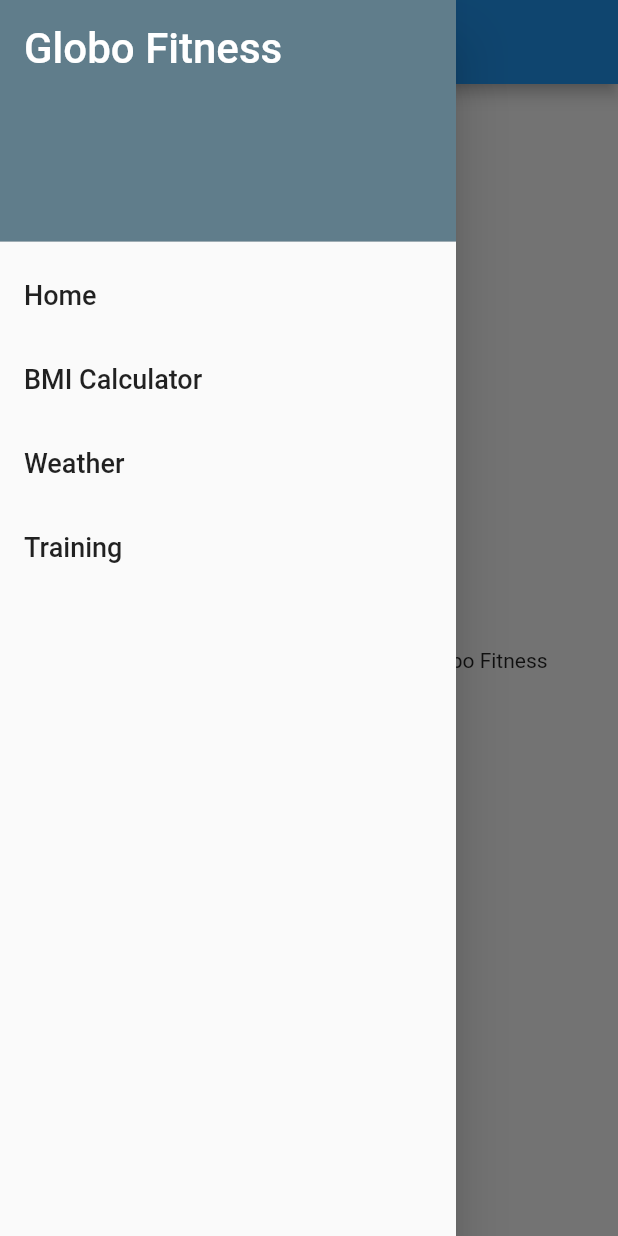
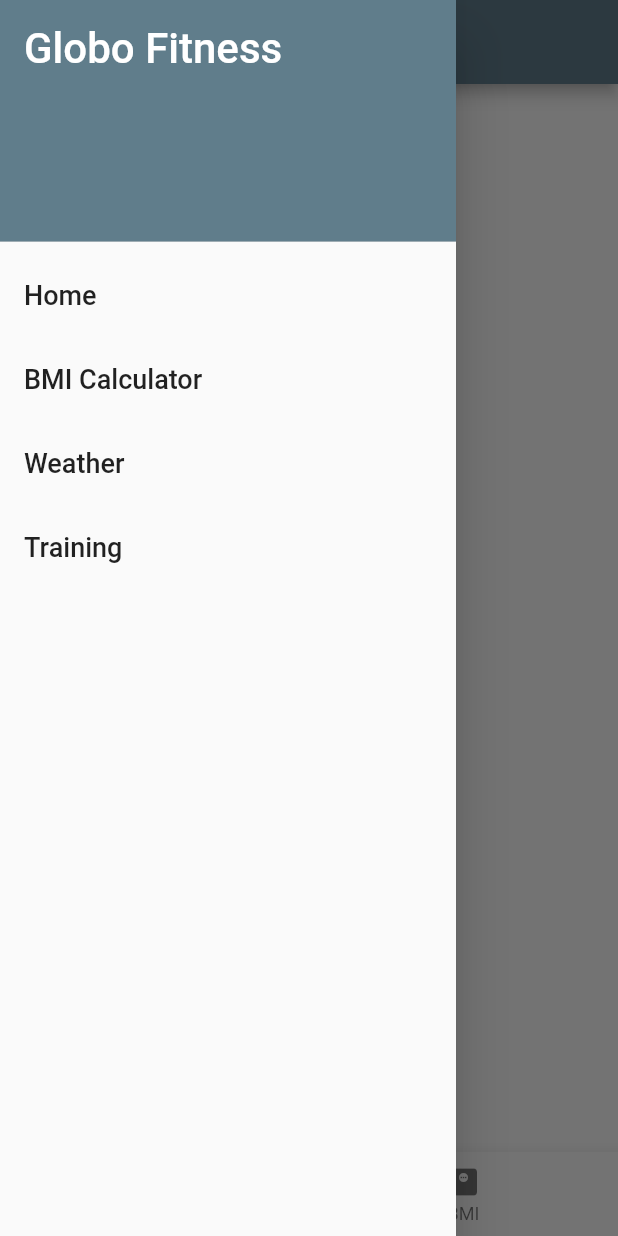
Before and after one commit to mrmodise/bmi_calculat, a Flutter app: the screen it shows after launch, with the side drawer open, on a phone screen of 412 x 824 dp. Run offline on Flutter 3.47's test engine with Material 2 defaults, Android fonts, the phone set to English and light mode, and no system bars.

Commit message:
feat: include bottom navigation functionality

```diff
--- /dev/null
+++ b/lib/bottom_navigation.dart
@@ -0,0 +1,30 @@
+import 'package:flutter/material.dart';
+
+class BottomNavigation extends StatelessWidget {
+  const BottomNavigation({Key? key}) : super(key: key);
+
+  @override
+  Widget build(BuildContext context) {
+    return BottomNavigationBar(
+        onTap: (int index) {
+          switch (index) {
+            case 0:
+              Navigator.pushNamed(context, '/');
+              break;
+            case 1:
+              Navigator.pushNamed(context, '/bmi');
+              break;
+          }
+        },
+        items: const [
+      BottomNavigationBarItem(
+          icon: Icon(Icons.home),
+          label: 'Home'
+      ),
+      BottomNavigationBarItem(
+          icon: Icon(Icons.monitor_weight),
+          label: 'BMI'
+      ),
+    ]);
+  }
+}
--- a/lib/intro_screen.dart
+++ b/lib/intro_screen.dart
@@ -1,3 +1,4 @@
+import 'package:bmi_calculator/bottom_navigation.dart';
 import 'package:flutter/material.dart';
 import 'package:bmi_calculator/menu_drawer.dart';
 
@@ -9,6 +10,7 @@ class IntroScreen extends StatelessWidget {
     return Scaffold(
       appBar: AppBar(title: const Text('Globo Fitness')),
       drawer: const MenuDrawer(),
+      bottomNavigationBar: const BottomNavigation(),
     );
   }
 }
--- a/lib/main.dart
+++ b/lib/main.dart
@@ -1,24 +1,24 @@
-import 'package:bmi_calculator/menu_drawer.dart';
+import 'package:bmi_calculator/bmi_screen.dart';
+import 'package:bmi_calculator/intro_screen.dart';
 import 'package:flutter/material.dart';
 
 void main() {
-  runApp(const MyApp());
+  runApp(const GlobeApp());
 }
 
-class MyApp extends StatelessWidget {
-  const MyApp({Key? key}) : super(key: key);
+class GlobeApp extends StatelessWidget {
+  const GlobeApp({Key? key}) : super(key: key);
 
   // This widget is the root of your application.
   @override
   Widget build(BuildContext context) {
     return MaterialApp(
-      home: Scaffold(
-        appBar: AppBar(title: const Text('Globo Fitness')),
-        drawer: const MenuDrawer(),
-        body: const Center(
-          child: Text('Commit to be fit, dare ti be great with Globo Fitness'),
-        ),
-      )
+      theme: ThemeData(primarySwatch: Colors.blueGrey),
+      routes: {
+        '/': (context) => const IntroScreen(),
+        '/bmi': (context) => const BmiScreen()
+      },
+      initialRoute: '/',
     );
   }
 }
```
